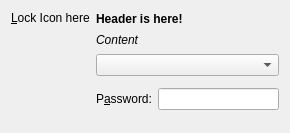
Old version of the form AuthDialog.ui in the repository KDE/polkit-kde-agent-1.
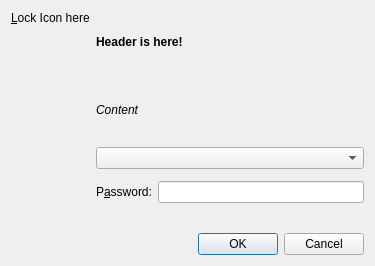
New version of the form. Custom widgets are drawn as their Qt base class.

Commit message:
KDialog->QDialog
Details button now has to be handled ourselves

```diff
--- a/AuthDialog.ui
+++ b/AuthDialog.ui
@@ -6,8 +6,8 @@
    <rect>
     <x>0</x>
     <y>0</y>
-    <width>290</width>
-    <height>133</height>
+    <width>375</width>
+    <height>266</height>
    </rect>
   </property>
   <property name="sizePolicy">
@@ -16,8 +16,10 @@
     <verstretch>0</verstretch>
    </sizepolicy>
   </property>
+  <layout class="QVBoxLayout" name="verticalLayout_3">
+   <item>
   <layout class="QGridLayout" name="gridLayout">
-   <item row="0" column="0" rowspan="6">
+     <item row="0" column="0">
     <layout class="QVBoxLayout" name="verticalLayout">
      <item>
       <widget class="QLabel" name="lblPixmap">
@@ -53,7 +55,7 @@
      </item>
     </layout>
    </item>
-   <item row="0" column="1" colspan="3">
+     <item row="0" column="1" colspan="2">
     <layout class="QVBoxLayout" name="verticalLayout_2">
      <item>
       <widget class="QLabel" name="lblHeader">
@@ -92,10 +94,13 @@
      </item>
     </layout>
    </item>
-   <item row="2" column="1" colspan="3">
-    <widget class="KTitleWidget" name="errorMessageKTW"/>
-   </item>
-   <item row="3" column="1" colspan="2">
+     <item row="1" column="1" colspan="2">
+      <widget class="QComboBox" name="userCB"/>
+     </item>
+     <item row="2" column="1" colspan="2">
+      <widget class="KTitleWidget" name="errorMessageKTW" native="true"/>
+     </item>
+     <item row="3" column="1">
     <widget class="QLabel" name="lblPassword">
      <property name="text">
       <string>P&amp;assword:</string>
@@ -105,7 +110,7 @@
      </property>
     </widget>
    </item>
-   <item row="3" column="3">
+     <item row="3" column="2">
     <widget class="QLineEdit" name="lePassword">
      <property name="echoMode">
       <enum>QLineEdit::Password</enum>
@@ -115,8 +120,19 @@
      </property>
     </widget>
    </item>
-   <item row="1" column="1" colspan="3">
-    <widget class="QComboBox" name="userCB"/>
+    </layout>
+   </item>
+   <item>
+    <widget class="QWidget" name="detailsWidgetContainer" native="true">
+     <layout class="QVBoxLayout" name="verticalLayout_4"/>
+    </widget>
+   </item>
+   <item>
+    <widget class="QDialogButtonBox" name="buttonBox">
+     <property name="standardButtons">
+      <set>QDialogButtonBox::Cancel|QDialogButtonBox::Ok</set>
+     </property>
+    </widget>
    </item>
   </layout>
  </widget>
```
Lines whose indentation alone changed are shown as unchanged. The commit also changes 3 other files.
